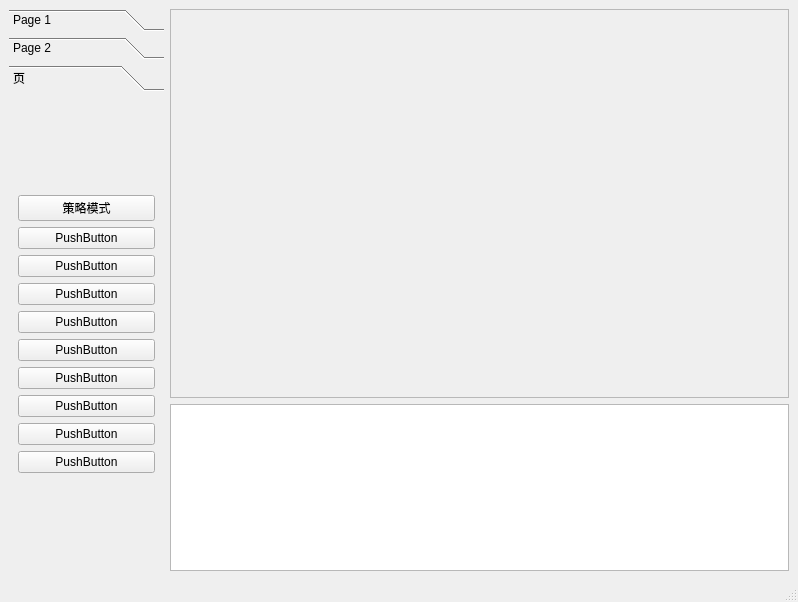
This is mainwindow.ui in iguoya/LInux as Qt 5 draws it before an edit. The edited form follows.
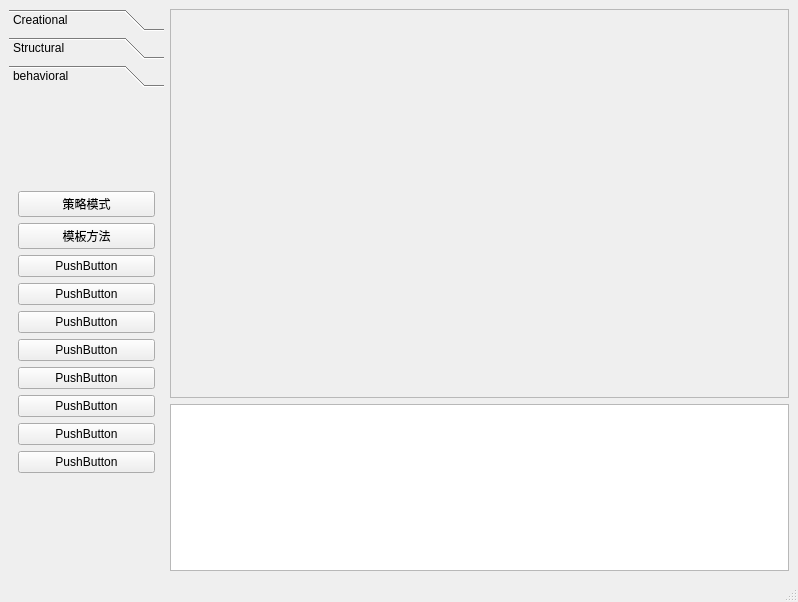
This is the edited form. The open tabs and pages were chosen to show the change.

Commit message: 实现模板方法模式整合进客户端

Diff of the .ui file:
```diff
--- a/mainwindow.ui
+++ b/mainwindow.ui
@@ -32,7 +32,7 @@
           </rect>
          </property>
          <attribute name="label">
-          <string>Page 1</string>
+          <string>Creational</string>
          </attribute>
          <layout class="QGridLayout" name="gridLayout_2">
           <item row="0" column="0">
@@ -86,7 +86,7 @@
           </rect>
          </property>
          <attribute name="label">
-          <string>Page 2</string>
+          <string>Structural</string>
          </attribute>
          <layout class="QGridLayout" name="gridLayout">
           <item row="0" column="0">
@@ -145,8 +145,16 @@
          </layout>
         </widget>
         <widget class="QWidget" name="page_3">
+         <property name="geometry">
+          <rect>
+           <x>0</x>
+           <y>0</y>
+           <width>152</width>
+           <height>447</height>
+          </rect>
+         </property>
          <attribute name="label">
-          <string>页</string>
+          <string>behavioral</string>
          </attribute>
          <layout class="QGridLayout" name="gridLayout_3">
           <item row="0" column="0">
@@ -161,7 +169,7 @@
             <item>
              <widget class="QPushButton" name="pushButton_14">
               <property name="text">
-               <string>PushButton</string>
+               <string>模板方法</string>
               </property>
              </widget>
             </item>
```
Left out of the diff: 2 changed lines with no effect on the pictures. The commit also changes 39 other files.
